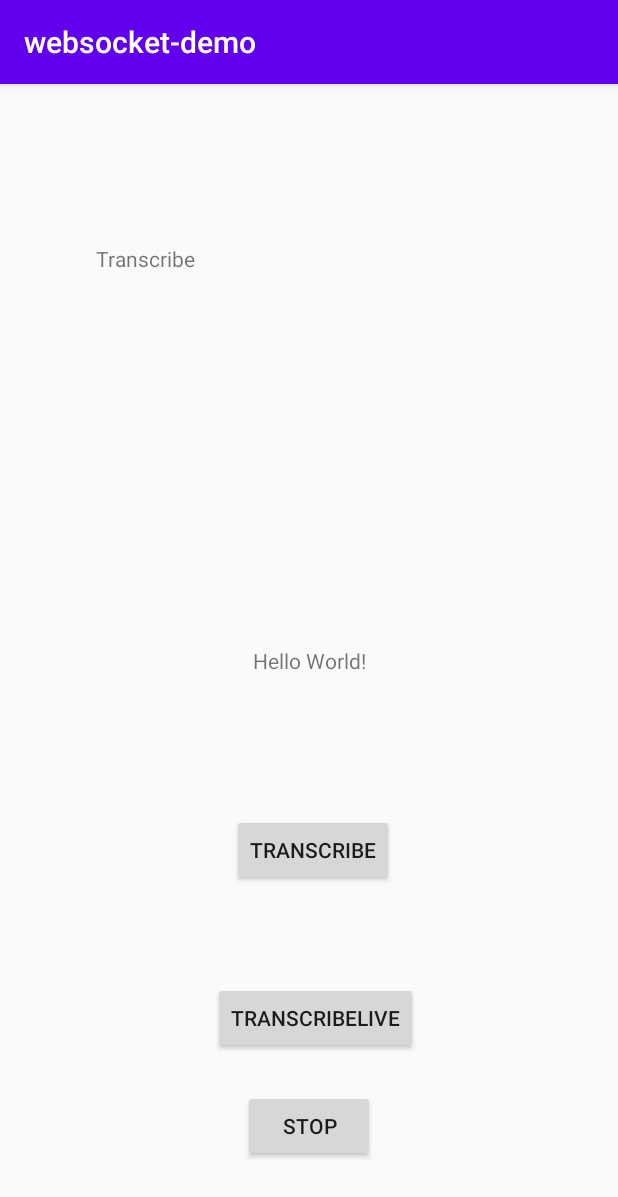
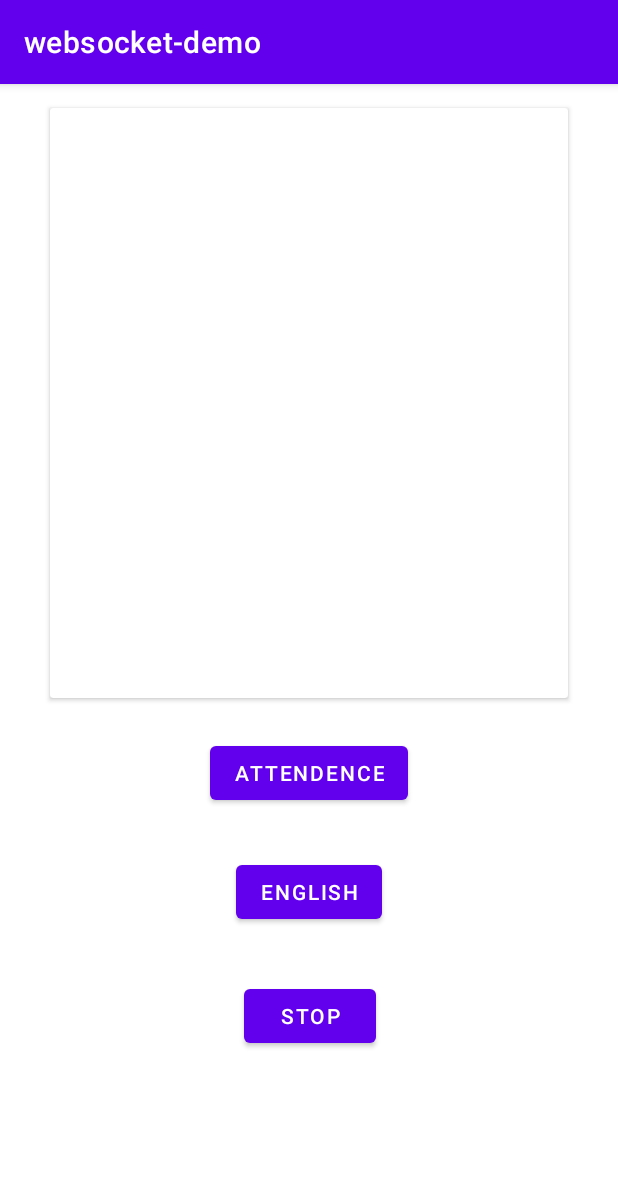
Before and after one commit to grvvrmtech/websocketdemo, an Android app: the screen it shows after launch (MainActivity), on a phone screen of 412 x 824 dp. Shown: the top 1197 px of the screen. Run offline under Robolectric (Android 15) with nearby library versions, the phone set to English and light mode, and no system bars.

Commit message:
New GUI with to server support

```diff
--- a/app/build.gradle
+++ b/app/build.gradle
@@ -30,4 +30,5 @@ dependencies {
     androidTestImplementation 'androidx.test.espresso:espresso-core:3.2.0'
     implementation 'tech.gusavila92:java-android-websocket-client:1.2.2'
     implementation 'com.neovisionaries:nv-websocket-client:2.9'
+    implementation 'com.google.android.material:material:1.1.0'
 }
--- a/app/src/main/AndroidManifest.xml
+++ b/app/src/main/AndroidManifest.xml
@@ -15,7 +15,9 @@
         android:label="@string/app_name"
         android:roundIcon="@mipmap/ic_launcher_round"
         android:supportsRtl="true"
-        android:theme="@style/AppTheme">
+        android:theme="@style/Theme.App">
+
+        <!--android:theme="@style/AppTheme">-->
         <activity android:name=".MainActivity">
             <intent-filter>
                 <action android:name="android.intent.action.MAIN" />
--- a/app/src/main/java/com/vosk/websocket_demo/MainActivity.java
+++ b/app/src/main/java/com/vosk/websocket_demo/MainActivity.java
@@ -27,21 +27,21 @@ public class MainActivity extends AppCompatActivity {
         super.onCreate(savedInstanceState);
         setContentView(R.layout.activity_main);
 
-        final Button transcribe_file = findViewById(R.id.transcribe_file);
-        final Button transcribe_live = findViewById(R.id.transcribe_live);
+        final Button attendence = findViewById(R.id.attendence);
+        final Button english = findViewById(R.id.english);
         final Button stop_transcribe_live = findViewById(R.id.stop_transcribe_live);
 
-        final TextView textView = findViewById(R.id.transcript);
+        final TextView textView = findViewById(R.id.editTextTextMultiLine);
         textView.setMovementMethod(new ScrollingMovementMethod());
 
-        transcribe_file.setOnClickListener(new View.OnClickListener() {
+        attendence.setOnClickListener(new View.OnClickListener() {
             public void onClick(View v) {
-                webSocketTask = WebSocketManager.startTranscript(textView, "ws://192.168.105.95:2701", MainActivity.this, false, true);
+                webSocketTask = WebSocketManager.startTranscript(textView, "ws://192.168.105.95:2700", MainActivity.this, false, false);
             }
         });
-        transcribe_live.setOnClickListener(new View.OnClickListener() {
+        english.setOnClickListener(new View.OnClickListener() {
             public void onClick(View v) {
-                webSocketTask = WebSocketManager.startTranscript(textView, "ws://192.168.105.95:2700", MainActivity.this, false, false);
+                webSocketTask = WebSocketManager.startTranscript(textView, "ws://192.168.105.95:2701", MainActivity.this, false, false);
             }
         });
 
--- a/app/src/main/java/com/vosk/websocket_demo/WebSocketManager.java
+++ b/app/src/main/java/com/vosk/websocket_demo/WebSocketManager.java
@@ -124,8 +124,6 @@ public class WebSocketManager {
 
                 // If this input view isn't null
                 if (localView != null) {
-
-
                     /*
                      * Chooses the action to take, based on the incoming message
                      */
@@ -134,32 +132,29 @@ public class WebSocketManager {
                         // If the download has started, sets background color to dark green
                         case WEBSOCKET_CONNECT_SUCCESS:
                             Log.i("messageHandle","WEBSOCKET_CONNECT_SUCCESS");
-                            localView.setText("WEBSOCKET_CONNECT_SUCCESS");
                             break;
                         case WEBSOCKET_CONNECT_FAIL:
                             Log.i("messageHandle","WEBSOCKET_CONNECT_FAIL");
-                            localView.setText("WEBSOCKET_CONNECT_FAIL");
                             // Attempts to re-use the Task object
                             recycleTask(webSocketTask);
                             break;
                         case RECORDER_STOPED:
                             Log.i("messageHandle","RECORDER_STOPED");
-
-                            localView.setText("RECORDER_STOPED");
                             break;
                         case RECORDER_STARTED:
                             Log.i("messageHandle","RECORDER_STARTED");
-                            localView.setText("RECORDER_STARTED");
                             break;
                         case WEBSOCKET_TEXT:
                             Log.i("messageHandle","WEBSOCKET_TEXT");
                             String message = webSocketTask.getMessage();
                             String temp = "";
                             JSONObject reader = null;
+                            boolean isFinal = false;
                             try {
                                 reader = new JSONObject(message);
                                 if (reader.has("text")) {
                                     temp = reader.getString("text");
+                                    isFinal = true;
                                     Log.i("full text ", temp);
                                 } else if (reader.has("partial")) {
                                     temp = reader.getString("partial");
@@ -169,7 +164,10 @@ public class WebSocketManager {
                                 if (temp.length() > 0)
                                 {
                                         Log.i("TRANSCRIPT", temp + '\n');
-                                        localView.setText(temp+'\n');
+                                        if (isFinal)
+                                        {
+                                            localView.append(temp+'\n');
+                                        }
                                 }
                             }catch (Exception e)
                             {
--- a/app/src/main/res/layout/activity_main.xml
+++ b/app/src/main/res/layout/activity_main.xml
@@ -6,71 +6,86 @@
     android:layout_height="match_parent"
     tools:context=".MainActivity">
 
-    <TextView
-        android:id="@+id/textView2"
+    <Button
+
+        android:id="@+id/attendence"
         android:layout_width="wrap_content"
         android:layout_height="wrap_content"
-        android:text="Hello World!"
-        app:layout_constraintBottom_toBottomOf="parent"
-        app:layout_constraintLeft_toLeftOf="parent"
-        app:layout_constraintRight_toRightOf="parent"
-        app:layout_constraintTop_toTopOf="parent" />
-
-    <TextView
-        android:id="@+id/transcript"
-        android:layout_width="284dp"
-        android:layout_height="190dp"
-        android:layout_marginStart="63dp"
-        android:layout_marginTop="97dp"
-        android:layout_marginEnd="64dp"
-        android:layout_marginBottom="69dp"
-        android:text="Transcribe"
-        android:scrollbars = "vertical"
-        app:layout_constraintBottom_toTopOf="@+id/textView2"
+        android:layout_marginStart="140dp"
+        android:layout_marginTop="428dp"
+        android:layout_marginEnd="140dp"
+        android:layout_marginBottom="24dp"
+        android:text="attendence"
+        app:layout_constraintBottom_toTopOf="@+id/english"
         app:layout_constraintEnd_toEndOf="parent"
         app:layout_constraintStart_toStartOf="parent"
         app:layout_constraintTop_toTopOf="parent" />
 
     <Button
-        android:id="@+id/transcribe_file"
+        android:id="@+id/english"
         android:layout_width="wrap_content"
         android:layout_height="wrap_content"
-        android:layout_marginStart="164dp"
-        android:layout_marginTop="83dp"
-        android:layout_marginEnd="159dp"
-        android:layout_marginBottom="224dp"
-        android:text="transcribe"
+        android:layout_marginStart="157dp"
+        android:layout_marginTop="498dp"
+        android:layout_marginEnd="157dp"
+        android:layout_marginBottom="180dp"
+        android:text="english"
         app:layout_constraintBottom_toBottomOf="parent"
         app:layout_constraintEnd_toEndOf="parent"
         app:layout_constraintStart_toStartOf="parent"
-        app:layout_constraintTop_toBottomOf="@+id/textView2" />
-
-    <Button
-        android:id="@+id/transcribe_live"
-        android:layout_width="wrap_content"
-        android:layout_height="wrap_content"
-        android:layout_marginStart="166dp"
-        android:layout_marginTop="59dp"
-        android:layout_marginEnd="157dp"
-        android:layout_marginBottom="117dp"
-        android:text="TranscribeLive"
-        app:layout_constraintBottom_toBottomOf="parent"
-        app:layout_constraintEnd_toEndOf="parent"
-        app:layout_constraintStart_toStartOf="parent"
-        app:layout_constraintTop_toBottomOf="@+id/transcribe_file" />
+        app:layout_constraintTop_toTopOf="parent"
+        app:layout_constraintVertical_bias="0.4" />
 
     <Button
         android:id="@+id/stop_transcribe_live"
         android:layout_width="wrap_content"
         android:layout_height="wrap_content"
-        android:layout_marginStart="161dp"
-        android:layout_marginTop="22dp"
-        android:layout_marginEnd="162dp"
-        android:layout_marginBottom="47dp"
+        android:layout_marginStart="162dp"
+        android:layout_marginTop="23dp"
+        android:layout_marginEnd="161dp"
+        android:layout_marginBottom="112dp"
         android:text="STOP"
         app:layout_constraintBottom_toBottomOf="parent"
         app:layout_constraintEnd_toEndOf="parent"
+        app:layout_constraintHorizontal_bias="1.0"
         app:layout_constraintStart_toStartOf="parent"
-        app:layout_constraintTop_toBottomOf="@+id/transcribe_live" />
+        app:layout_constraintTop_toBottomOf="@+id/english" />
+
+    <androidx.cardview.widget.CardView
+        android:id="@+id/cardview"
+        android:layout_width="345dp"
+        android:layout_height="393dp"
+
+
+        android:layout_marginTop="16dp"
+        android:layout_marginBottom="19dp"
+        app:layout_constraintBottom_toTopOf="@+id/attendence"
+        app:layout_constraintEnd_toEndOf="parent"
+        app:layout_constraintStart_toStartOf="parent"
+        app:layout_constraintTop_toTopOf="parent"
+        app:layout_constraintVertical_bias="0.0">
+
+        <EditText
+            android:id="@+id/editTextTextMultiLine"
+            style="@style/Base.Widget.MaterialComponents.TextInputEditText"
+            android:layout_width="325dp"
+            android:layout_height="315dp"
+            android:layout_marginStart="10dp"
+            android:layout_marginLeft="10dp"
+            android:layout_marginTop="10dp"
+            android:layout_marginEnd="10dp"
+            android:layout_marginRight="10dp"
+            android:layout_marginBottom="10dp"
+            android:ems="10"
+            android:gravity="start|top"
+            android:inputType="textMultiLine"
+            android:selectAllOnFocus="true"
+            android:singleLine="true"
+            android:textAppearance="@style/TextAppearance.AppCompat.Small"
+            app:layout_constraintBottom_toBottomOf="parent"
+            app:layout_constraintEnd_toEndOf="parent"
+            app:layout_constraintStart_toStartOf="parent"
+            app:layout_constraintTop_toTopOf="parent" />
+    </androidx.cardview.widget.CardView>
 
 </androidx.constraintlayout.widget.ConstraintLayout>
--- a/app/src/main/res/values/styles.xml
+++ b/app/src/main/res/values/styles.xml
@@ -1,10 +1,17 @@
 <resources>
-    <!-- Base application theme. -->
-    <style name="AppTheme" parent="Theme.AppCompat.Light.DarkActionBar">
+    <!-- Base application theme.
+    <style name="AppTheme" parent="Theme.AppCompat.Light.DarkActionBar"> -->
         <!-- Customize your theme here. -->
+    <style name="Theme.App" parent="Theme.MaterialComponents.Light.DarkActionBar">
+        <!--
+        <item name="colorPrimary">@color/navy_700</item>
+        <item name="colorPrimaryDark">@color/navy_900</item>
+        <item name="colorAccent">@color/green_300</item>
+        -->
         <item name="colorPrimary">@color/colorPrimary</item>
         <item name="colorPrimaryDark">@color/colorPrimaryDark</item>
         <item name="colorAccent">@color/colorAccent</item>
+
     </style>
 
 </resources>
```
